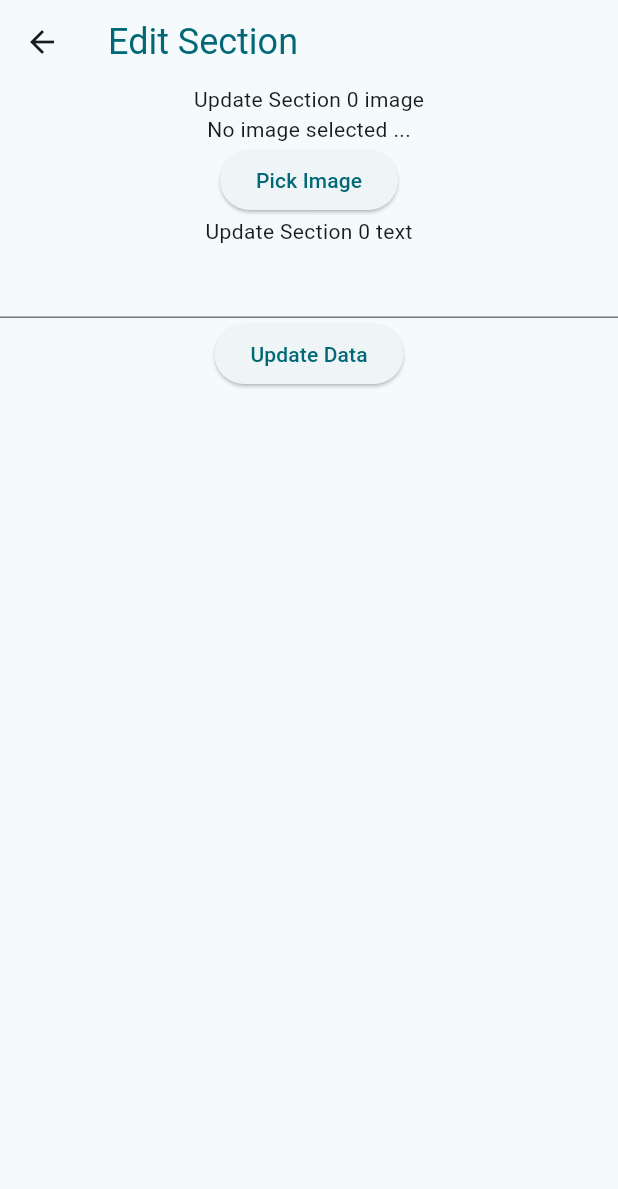
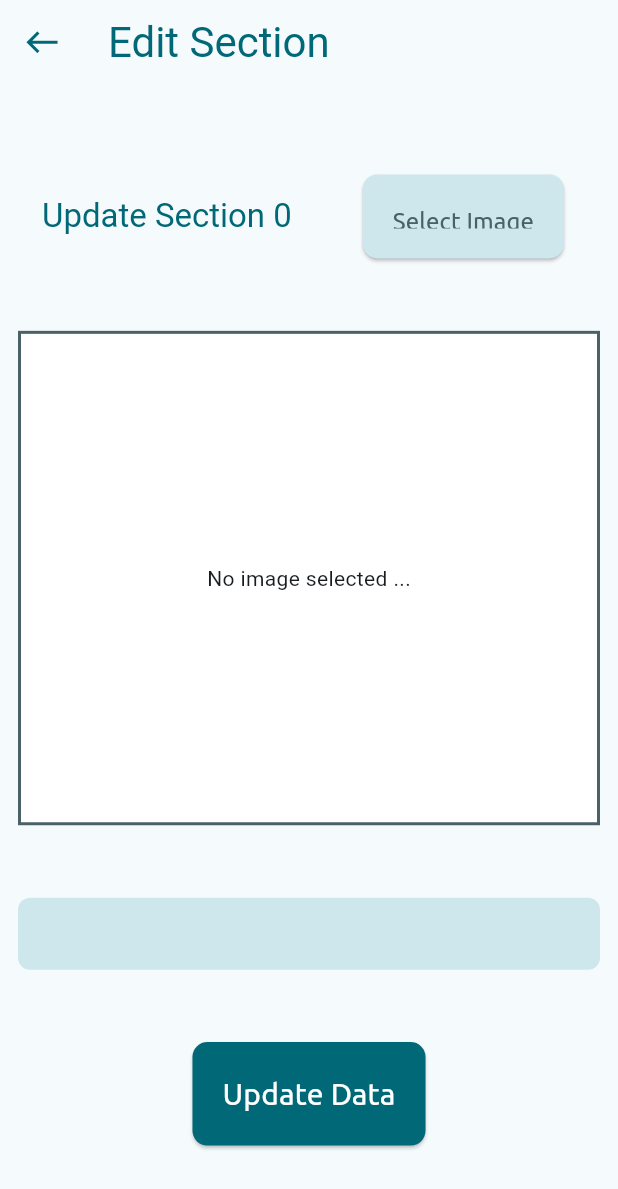
Before and after one commit to JKanaiya/FlutterBabyShopHub_eProject, a Flutter app: the EditSection screen opened directly with empty values, on a phone screen of 412 x 824 dp. Shown: the top 1189 px of the screen. Run offline on Flutter 3.47's test engine with Material 3 defaults, Android fonts, the phone set to English and light mode, and no system bars; our stand-ins replace google_fonts, google_nav_bar, image_picker, supabase_flutter; accounts and stored records are empty; Roboto replaces fonts that are missing (Delius Swash Caps, Delius Unicase).

Commit message:
Feat: Edit front page first design draft

```diff
--- a/lib/screens/admin/admin_manage_product.dart
+++ b/lib/screens/admin/admin_manage_product.dart
@@ -229,7 +229,6 @@ class _AdminProductManageState extends State<AdminProductManage> {
                                     ).colorScheme.tertiary,
                                   ),
                             ),
-                            // TODO replace functionality here
                             trailing: ElevatedButton(
                               style: ElevatedButton.styleFrom(
                                 backgroundColor: Theme.of(
--- a/lib/screens/admin/edit_front_page_sections.dart
+++ b/lib/screens/admin/edit_front_page_sections.dart
@@ -56,32 +56,121 @@ class _EditSectionState extends State<EditSection> {
 
   @override
   Widget build(BuildContext context) {
+    final screenHeight = MediaQuery.of(context).size.height;
+    final screenWidth = MediaQuery.of(context).size.width;
     return Scaffold(
       appBar: AppBar(
+        leading: IconButton(
+          onPressed: () => Navigator.pop(context),
+          icon: Icon(
+            Icons.west,
+            color: Theme.of(context).colorScheme.primary,
+            size: 25,
+          ),
+        ),
         title: Text(
           "Edit Section",
-          style: Theme.of(context).textTheme.headlineSmall!.copyWith(
+          style: Theme.of(context).textTheme.headlineMedium!.copyWith(
             color: Theme.of(context).colorScheme.primary,
           ),
         ),
       ),
-      body: Column(
+      body: Padding(
+        padding: EdgeInsets.all(12),
+        child: Column(
+          mainAxisAlignment: MainAxisAlignment.spaceEvenly,
+          crossAxisAlignment: CrossAxisAlignment.start,
           children: [
-          Text("Update Section ${widget.section} image"),
-          _imageFile != null
-              ? Image.file(_imageFile!)
-              : const Text("No image selected ..."),
-          ElevatedButton(onPressed: pickImage, child: const Text("Pick Image")),
-          Text("Update Section ${widget.section} text"),
-          TextField(
-            decoration: InputDecoration(hintText: widget.text),
+            ListTile(
+              title: Text(
+                "Update Section ${widget.section}",
+                style: Theme.of(context).textTheme.titleLarge!.copyWith(
+                  color: Theme.of(context).colorScheme.primary,
+                ),
+              ),
+              trailing: ElevatedButton(
+                style: ElevatedButton.styleFrom(
+                  backgroundColor: Theme.of(
+                    context,
+                  ).colorScheme.secondaryContainer,
+                  padding: EdgeInsets.all(20),
+                  foregroundColor: Theme.of(context).colorScheme.onPrimary,
+                  shape: RoundedRectangleBorder(
+                    borderRadius: BorderRadius.circular(10),
+                  ),
+                ),
+                onPressed: pickImage,
+                child: Text(
+                  "Select Image",
+                  style: TextStyle(
+                    fontSize: 16,
+                    fontFamily: 'ubuntu',
+                    color: Theme.of(context).colorScheme.secondary,
+                  ),
+                ),
+              ),
+            ),
+            Container(
+              height: screenHeight * 0.4,
+              decoration: BoxDecoration(
+                color: Colors.white,
+                // borderRadius: BorderRadius.circular(12),
+                border: Border.all(
+                  width: 2.0,
+                  color: Theme.of(context).colorScheme.secondary,
+                ),
+              ),
+              child: _imageFile != null
+                  ? Image.file(_imageFile!, fit: BoxFit.fill)
+                  : const Center(child: Text("No image selected ...")),
+            ),
+            // Text(
+            //   "Update Section ${widget.section} text",
+            //   style: Theme.of(context).textTheme.titleLarge!.copyWith(
+            //     color: Theme.of(context).colorScheme.primary,
+            //   ),
+            // ),
+            Container(
+              padding: EdgeInsets.symmetric(horizontal: 12),
+              decoration: BoxDecoration(
+                color: Theme.of(context).colorScheme.secondaryContainer,
+                borderRadius: BorderRadius.circular(8),
+              ),
+              child: TextField(
+                decoration: InputDecoration(
+                  hintText: widget.text,
+                  hintStyle: TextStyle(
+                    fontFamily: 'ubuntu',
+                    color: Theme.of(context).colorScheme.onTertiaryContainer,
+                    fontSize: 17,
+                  ),
+                  border: InputBorder.none,
+                ),
+                style: TextStyle(
+                  color: Theme.of(context).colorScheme.onSecondaryContainer,
+                ),
                 controller: textController,
               ),
-          ElevatedButton(
+            ),
+            Center(
+              child: ElevatedButton(
+                style: ElevatedButton.styleFrom(
+                  backgroundColor: Theme.of(context).colorScheme.primary,
+                  padding: EdgeInsets.all(20),
+                  foregroundColor: Theme.of(context).colorScheme.onPrimary,
+                  shape: RoundedRectangleBorder(
+                    borderRadius: BorderRadius.circular(10),
+                  ),
+                ),
                 onPressed: uploadData,
-            child: const Text("Update Data"),
+                child: const Text(
+                  "Update Data",
+                  style: TextStyle(fontFamily: "ubuntu", fontSize: 20),
+                ),
+              ),
             ),
           ],
+        ),
       ),
     );
   }
```
Lines whose indentation alone changed are shown as unchanged.
